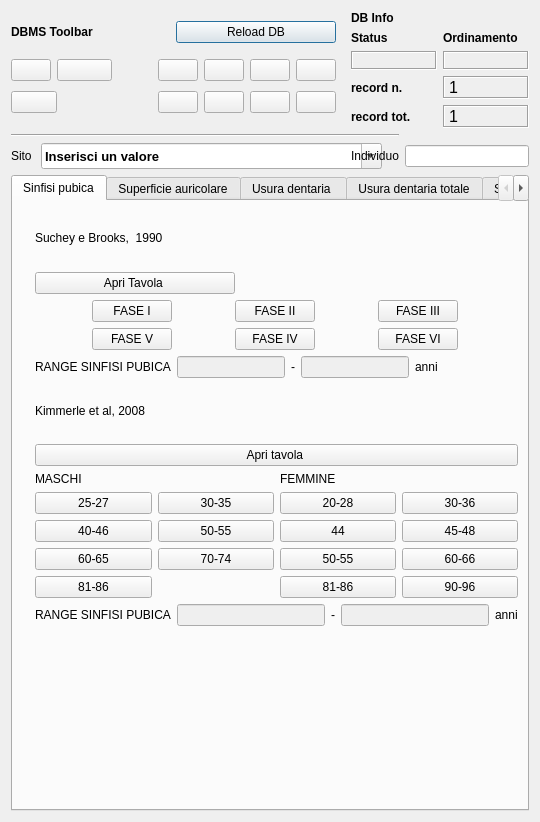
Old version of the form pyarchinit_dev20130710/modules/gui/pyarchinit_Deteta_ui.ui in the repository pyarchinit/pyarchinit_218.
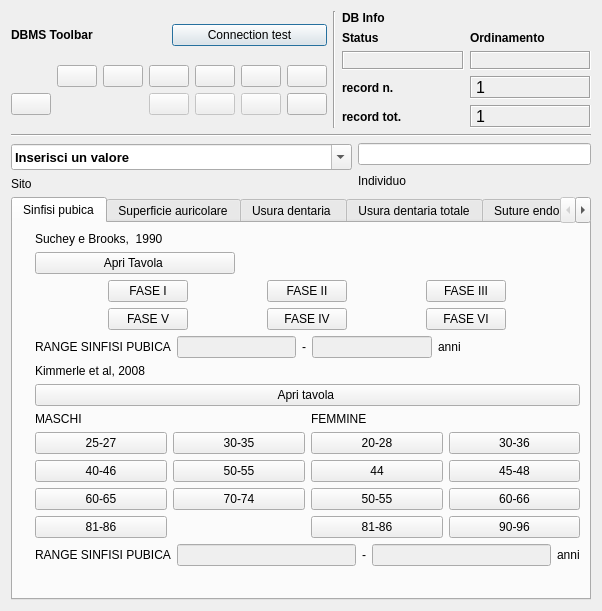
New version of the form. Icons and pictures are not drawn.

What changed in the file:
```diff
--- a/pyarchinit_dev20130710/modules/gui/pyarchinit_Deteta_ui.ui
+++ b/pyarchinit_dev20130710/modules/gui/pyarchinit_Deteta_ui.ui
@@ -6,8 +6,8 @@
    <rect>
     <x>0</x>
     <y>0</y>
-    <width>540</width>
-    <height>822</height>
+    <width>602</width>
+    <height>611</height>
    </rect>
   </property>
   <property name="minimumSize">
@@ -24,25 +24,33 @@
     <normaloff>:/images/iconPAI.png</normaloff>:/images/iconPAI.png</iconset>
   </property>
   <layout class="QGridLayout" name="gridLayout_7">
-   <item row="2" column="2">
-    <widget class="Line" name="line_6">
-     <property name="orientation">
-      <enum>Qt::Vertical</enum>
-     </property>
-    </widget>
-   </item>
    <item row="0" column="0" colspan="2">
+    <layout class="QHBoxLayout" name="horizontalLayout_2">
+     <item>
     <layout class="QGridLayout" name="gridLayout_2">
+       <item row="0" column="0">
+        <widget class="QLabel" name="label_29">
+         <property name="font">
+          <font>
+           <weight>75</weight>
+           <bold>true</bold>
+          </font>
+         </property>
+         <property name="text">
+          <string>DBMS Toolbar</string>
+         </property>
+        </widget>
+       </item>
      <item row="0" column="1">
       <widget class="QPushButton" name="pushButton_connect">
        <property name="text">
-        <string>Reload DB</string>
+          <string>Connection test</string>
        </property>
       </widget>
      </item>
      <item row="1" column="0" colspan="2">
       <layout class="QGridLayout" name="gridLayout">
-       <item row="0" column="0">
+         <item row="0" column="5">
         <widget class="QPushButton" name="pushButton_first_rec">
          <property name="toolTip">
           <string>First rec</string>
@@ -52,25 +60,11 @@
          </property>
          <property name="icon">
           <iconset resource="resources.qrc">
-           <normaloff>:/images/4_leftArrow.png</normaloff>:/images/4_leftArrow.png</iconset>
+             <normaloff>:/images/5_leftArrows.png</normaloff>:/images/5_leftArrows.png</iconset>
          </property>
         </widget>
        </item>
-       <item row="0" column="1" colspan="2">
-        <widget class="QPushButton" name="pushButton_prev_rec">
-         <property name="toolTip">
-          <string>Prev rec</string>
-         </property>
-         <property name="text">
-          <string/>
-         </property>
-         <property name="icon">
-          <iconset resource="resources.qrc">
-           <normaloff>:/images/4_leftArrow.png</normaloff>:/images/4_leftArrow.png</iconset>
-         </property>
-        </widget>
-       </item>
-       <item row="0" column="4">
+         <item row="0" column="7">
         <widget class="QPushButton" name="pushButton_next_rec">
          <property name="toolTip">
           <string>Next rec</string>
@@ -84,7 +78,7 @@
          </property>
         </widget>
        </item>
-       <item row="0" column="5">
+         <item row="0" column="8">
         <widget class="QPushButton" name="pushButton_last_rec">
          <property name="toolTip">
           <string>Last rec</string>
@@ -98,7 +92,7 @@
          </property>
         </widget>
        </item>
-       <item row="0" column="6">
+         <item row="0" column="9">
         <widget class="QPushButton" name="pushButton_new_rec">
          <property name="font">
           <font>
@@ -117,7 +111,7 @@
          </property>
         </widget>
        </item>
-       <item row="0" column="7">
+         <item row="0" column="10">
         <widget class="QPushButton" name="pushButton_save">
          <property name="font">
           <font>
@@ -139,40 +133,11 @@
          </property>
         </widget>
        </item>
-       <item row="1" column="0" colspan="2">
-        <widget class="QPushButton" name="pushButton_delete">
-         <property name="font">
-          <font>
-           <pointsize>9</pointsize>
-          </font>
-         </property>
-         <property name="toolTip">
-          <string>Delete record</string>
-         </property>
-         <property name="text">
-          <string/>
-         </property>
-         <property name="icon">
-          <iconset resource="resources.qrc">
-           <normaloff>:/images/delete.png</normaloff>:/images/delete.png</iconset>
-         </property>
-        </widget>
-       </item>
-       <item row="1" column="2">
-        <spacer name="horizontalSpacer">
-         <property name="orientation">
-          <enum>Qt::Horizontal</enum>
-         </property>
-         <property name="sizeHint" stdset="0">
-          <size>
-           <width>70</width>
-           <height>30</height>
-          </size>
-         </property>
-        </spacer>
-       </item>
-       <item row="1" column="4">
+         <item row="1" column="7">
         <widget class="QPushButton" name="pushButton_new_search">
+           <property name="enabled">
+            <bool>false</bool>
+           </property>
          <property name="font">
           <font>
            <pointsize>9</pointsize>
@@ -190,8 +155,11 @@
          </property>
         </widget>
        </item>
-       <item row="1" column="5">
+         <item row="1" column="8">
         <widget class="QPushButton" name="pushButton_search_go">
+           <property name="enabled">
+            <bool>false</bool>
+           </property>
          <property name="font">
           <font>
            <pointsize>9</pointsize>
@@ -209,8 +177,11 @@
          </property>
         </widget>
        </item>
-       <item row="1" column="6">
+         <item row="1" column="9">
         <widget class="QPushButton" name="pushButton_sort">
+           <property name="enabled">
+            <bool>false</bool>
+           </property>
          <property name="font">
           <font>
            <pointsize>9</pointsize>
@@ -228,7 +199,7 @@
          </property>
         </widget>
        </item>
-       <item row="1" column="7">
+         <item row="1" column="10">
         <widget class="QPushButton" name="pushButton_view_all">
          <property name="font">
           <font>
@@ -247,37 +218,54 @@
          </property>
         </widget>
        </item>
-       <item row="0" column="3">
-        <spacer name="horizontalSpacer_2">
-         <property name="orientation">
-          <enum>Qt::Horizontal</enum>
-         </property>
-         <property name="sizeHint" stdset="0">
-          <size>
-           <width>60</width>
-           <height>20</height>
-          </size>
-         </property>
-        </spacer>
-       </item>
-      </layout>
-     </item>
-     <item row="0" column="0">
-      <widget class="QLabel" name="label_29">
+         <item row="1" column="2">
+          <widget class="QPushButton" name="pushButton_delete">
+           <property name="enabled">
+            <bool>true</bool>
+           </property>
        <property name="font">
         <font>
-         <weight>75</weight>
-         <bold>true</bold>
-        </font>
-       </property>
+             <pointsize>9</pointsize>
+            </font>
+           </property>
+           <property name="toolTip">
+            <string>Delete record</string>
+           </property>
        <property name="text">
-        <string>DBMS Toolbar</string>
-       </property>
-      </widget>
-     </item>
-    </layout>
-   </item>
-   <item row="0" column="3" colspan="2">
+            <string/>
+           </property>
+           <property name="icon">
+            <iconset resource="resources.qrc">
+             <normaloff>:/images/delete.png</normaloff>:/images/delete.png</iconset>
+           </property>
+          </widget>
+         </item>
+         <item row="0" column="6">
+          <widget class="QPushButton" name="pushButton_prev_rec">
+           <property name="toolTip">
+            <string>Prev rec</string>
+           </property>
+           <property name="text">
+            <string/>
+           </property>
+           <property name="icon">
+            <iconset resource="resources.qrc">
+             <normaloff>:/images/4_leftArrow.png</normaloff>:/images/4_leftArrow.png</iconset>
+           </property>
+          </widget>
+         </item>
+        </layout>
+       </item>
+      </layout>
+     </item>
+     <item>
+      <widget class="Line" name="line_6">
+       <property name="orientation">
+        <enum>Qt::Vertical</enum>
+       </property>
+      </widget>
+     </item>
+     <item>
     <layout class="QGridLayout" name="gridLayout_5">
      <item row="0" column="0">
       <widget class="QLabel" name="label_42">
@@ -505,7 +493,9 @@
      </item>
     </layout>
    </item>
-   <item row="1" column="0" colspan="4">
+    </layout>
+   </item>
+   <item row="1" column="0" colspan="2">
     <widget class="Line" name="line_8">
      <property name="font">
       <font>
@@ -518,14 +508,7 @@
      </property>
     </widget>
    </item>
-   <item row="2" column="0">
-    <widget class="QLabel" name="label_sito">
-     <property name="text">
-      <string>Sito </string>
-     </property>
-    </widget>
-   </item>
-   <item row="2" column="1">
+   <item row="2" column="0" rowspan="2">
     <widget class="QComboBox" name="comboBox_sito">
      <property name="enabled">
       <bool>true</bool>
@@ -562,17 +545,24 @@
      </item>
     </widget>
    </item>
-   <item row="2" column="3">
+   <item row="2" column="1">
+    <widget class="QLineEdit" name="lineEdit_nr_individuo"/>
+   </item>
+   <item row="3" column="1" rowspan="2">
     <widget class="QLabel" name="label_2_area">
      <property name="text">
       <string>Individuo</string>
      </property>
     </widget>
    </item>
-   <item row="2" column="4">
-    <widget class="QLineEdit" name="lineEdit_nr_individuo"/>
+   <item row="4" column="0">
+    <widget class="QLabel" name="label_sito">
+     <property name="text">
+      <string>Sito </string>
+     </property>
+    </widget>
    </item>
-   <item row="3" column="0" colspan="5">
+   <item row="5" column="0" colspan="2">
     <widget class="QTabWidget" name="tabWidget">
      <property name="enabled">
       <bool>true</bool>
@@ -830,7 +820,7 @@
          </item>
         </layout>
        </item>
-       <item row="2" column="1">
+       <item row="1" column="1">
         <layout class="QVBoxLayout" name="verticalLayout_2">
          <item>
           <widget class="QLabel" name="label_4_sistema_latero_anteriore_64">
@@ -839,19 +829,6 @@
            </property>
           </widget>
          </item>
-         <item>
-          <spacer name="horizontalSpacer_8">
-           <property name="orientation">
-            <enum>Qt::Horizontal</enum>
-           </property>
-           <property name="sizeHint" stdset="0">
-            <size>
-             <width>40</width>
-             <height>20</height>
-            </size>
-           </property>
-          </spacer>
-         </item>
          <item>
           <widget class="QPushButton" name="pushButton_openSinfisi_pubica_2">
            <property name="text">
@@ -1045,26 +1022,13 @@
          </item>
         </layout>
        </item>
-       <item row="3" column="0">
+       <item row="2" column="0">
         <widget class="QLabel" name="label_4_sistema_latero_anteriore_29">
          <property name="text">
           <string/>
          </property>
         </widget>
        </item>
-       <item row="1" column="1">
-        <spacer name="horizontalSpacer_20">
-         <property name="orientation">
-          <enum>Qt::Horizontal</enum>
-         </property>
-         <property name="sizeHint" stdset="0">
-          <size>
-           <width>40</width>
-           <height>20</height>
-          </size>
-         </property>
-        </spacer>
-       </item>
       </layout>
      </widget>
      <widget class="QWidget" name="tabWidgetPage2">
```
Lines whose indentation alone changed are shown as unchanged.
